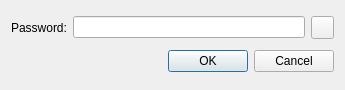
Qt form src/forms/SimplePasswordDlg.ui (thooge/keepassx1) before a commit.
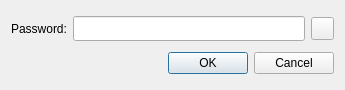
The same form after that commit.

Commit message: Use serif font for all password fields (Bug #2594868)

What changed in the file:
```diff
--- a/src/forms/SimplePasswordDlg.ui
+++ b/src/forms/SimplePasswordDlg.ui
@@ -53,7 +53,13 @@
       </widget>
      </item>
      <item>
-      <widget class="QLineEdit" name="EditPassword" />
+      <widget class="QLineEdit" name="EditPassword" >
+       <property name="font" >
+        <font>
+         <family>Serif</family>
+        </font>
+       </property>
+      </widget>
      </item>
      <item>
       <widget class="QPushButton" name="Button_HidePassword" >
```
The commit also changes 3 other files.
